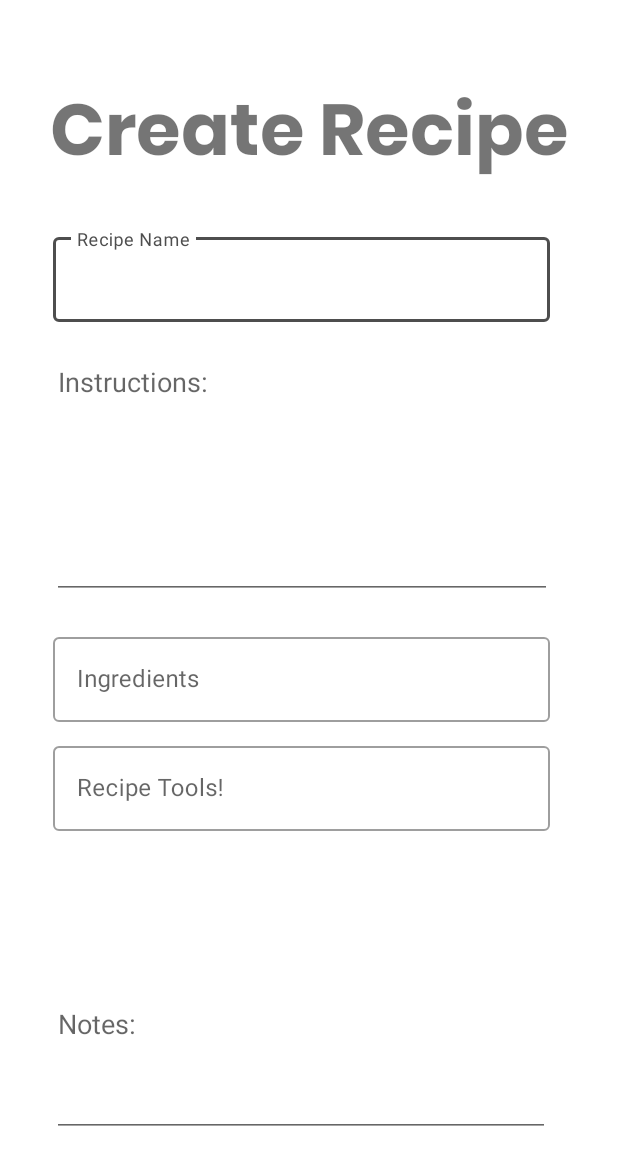
After one commit to chamale-rac/chefcito_2, an Android app: the layout create_recipe_branch.xml on its own in the app's theme, with its tools: preview values and no code run, on a phone screen of 412 x 824 dp. The commit adds this screen. Shown: the top 1165 px of the screen. Run offline under Robolectric (Android 15) with nearby library versions, the phone set to English and light mode, and no system bars; Roboto replaces fonts that are not available here.

Commit message:
Create Recipe Branch

```diff
--- /dev/null
+++ b/app/src/main/res/layout/create_recipe_branch.xml
@@ -0,0 +1,120 @@
+<?xml version="1.0" encoding="utf-8"?>
+<androidx.constraintlayout.widget.ConstraintLayout xmlns:android="http://schemas.android.com/apk/res/android"
+    xmlns:app="http://schemas.android.com/apk/res-auto"
+    xmlns:tools="http://schemas.android.com/tools"
+    android:layout_width="match_parent"
+    android:layout_height="match_parent">
+
+    <TextView
+        android:id="@+id/make_recipe_tittle_txtView"
+        android:layout_width="wrap_content"
+        android:layout_height="wrap_content"
+        android:layout_marginStart="34dp"
+        android:layout_marginTop="50dp"
+        android:layout_marginEnd="34dp"
+        android:layout_marginBottom="20dp"
+        android:fontFamily="@font/poppins_bold"
+        android:text="@string/createRecipeTittle"
+        android:textSize="48sp"
+        app:layout_constraintBottom_toTopOf="@+id/RecipeNametxtField"
+        app:layout_constraintEnd_toEndOf="parent"
+        app:layout_constraintStart_toStartOf="parent"
+        app:layout_constraintTop_toTopOf="parent" />
+
+    <com.google.android.material.textfield.TextInputLayout
+        android:id="@+id/RecipeNametxtField"
+        style="@style/Widget.MaterialComponents.TextInputLayout.OutlinedBox"
+        android:layout_width="331dp"
+        android:layout_height="69dp"
+        android:layout_marginStart="60dp"
+        android:layout_marginEnd="70dp"
+        android:layout_marginBottom="10dp"
+        android:hint="Recipe Name"
+        app:layout_constraintBottom_toTopOf="@+id/editTextTextMultiLine"
+        app:layout_constraintEnd_toEndOf="parent"
+        app:layout_constraintStart_toStartOf="parent"
+        app:layout_constraintTop_toBottomOf="@+id/make_recipe_tittle_txtView">
+
+        <com.google.android.material.textfield.TextInputEditText
+            android:layout_width="match_parent"
+            android:layout_height="wrap_content"
+            android:inputType="textEmailAddress" />
+
+    </com.google.android.material.textfield.TextInputLayout>
+
+    <com.google.android.material.textfield.TextInputLayout
+        android:id="@+id/Ingredients_textField"
+        style="@style/Widget.MaterialComponents.TextInputLayout.OutlinedBox"
+        android:layout_width="331dp"
+        android:layout_height="69dp"
+        android:layout_marginStart="35dp"
+        android:layout_marginTop="20dp"
+        android:layout_marginEnd="45dp"
+        android:hint="Ingredients"
+        app:layout_constraintBottom_toTopOf="@+id/RecipeTools"
+        app:layout_constraintEnd_toEndOf="parent"
+        app:layout_constraintStart_toStartOf="parent"
+        app:layout_constraintTop_toBottomOf="@+id/editTextTextMultiLine">
+
+        <com.google.android.material.textfield.TextInputEditText
+            android:layout_width="match_parent"
+            android:layout_height="wrap_content"
+            android:inputType="textEmailAddress" />
+
+    </com.google.android.material.textfield.TextInputLayout>
+
+    <com.google.android.material.textfield.TextInputLayout
+        android:id="@+id/RecipeTools"
+        style="@style/Widget.MaterialComponents.TextInputLayout.OutlinedBox"
+        android:layout_width="331dp"
+        android:layout_height="0dp"
+        android:layout_marginStart="35dp"
+        android:layout_marginTop="3dp"
+        android:layout_marginEnd="45dp"
+        android:layout_marginBottom="5dp"
+        android:hint="Recipe Tools!"
+        app:layout_constraintBottom_toTopOf="@+id/editTextTextMultiLine3"
+        app:layout_constraintEnd_toEndOf="parent"
+        app:layout_constraintStart_toStartOf="parent"
+        app:layout_constraintTop_toBottomOf="@+id/Ingredients_textField">
+
+        <com.google.android.material.textfield.TextInputEditText
+            android:layout_width="match_parent"
+            android:layout_height="wrap_content"
+            android:inputType="textEmailAddress" />
+
+    </com.google.android.material.textfield.TextInputLayout>
+
+    <EditText
+        android:id="@+id/editTextTextMultiLine"
+        android:layout_width="333dp"
+        android:layout_height="167dp"
+        android:layout_marginStart="34dp"
+        android:layout_marginEnd="44dp"
+        android:ems="10"
+        android:gravity="start|top"
+        android:hint="Instructions:"
+        android:inputType="textMultiLine"
+        app:layout_constraintBottom_toTopOf="@+id/Ingredients_textField"
+        app:layout_constraintEnd_toEndOf="parent"
+        app:layout_constraintStart_toStartOf="parent"
+        app:layout_constraintTop_toBottomOf="@+id/RecipeNametxtField" />
+
+    <EditText
+        android:id="@+id/editTextTextMultiLine3"
+        android:layout_width="332dp"
+        android:layout_height="98dp"
+        android:layout_marginStart="34dp"
+        android:layout_marginTop="10dp"
+        android:layout_marginEnd="45dp"
+        android:layout_marginBottom="66dp"
+        android:ems="10"
+        android:gravity="start|top"
+        android:hint="Notes:"
+        android:inputType="textMultiLine"
+        app:layout_constraintBottom_toBottomOf="parent"
+        app:layout_constraintEnd_toEndOf="parent"
+        app:layout_constraintStart_toStartOf="parent"
+        app:layout_constraintTop_toBottomOf="@+id/RecipeTools" />
+
+</androidx.constraintlayout.widget.ConstraintLayout>
--- a/app/src/main/res/layout/signup_fragment.xml
+++ b/app/src/main/res/layout/signup_fragment.xml
@@ -8,6 +8,21 @@
 
     <TextView
         android:id="@+id/textView"
+        android:layout_width="wrap_content"
+        android:layout_height="wrap_content"
+        android:layout_marginStart="41dp"
+        android:layout_marginEnd="277dp"
+        android:layout_marginBottom="4dp"
+        android:fontFamily="@font/poppins_bold"
+        android:text="@string/sing_up"
+        android:textSize="48sp"
+        app:layout_constraintBottom_toTopOf="@+id/outlinedTextField_email_v"
+        app:layout_constraintEnd_toEndOf="parent"
+        app:layout_constraintHorizontal_bias="0.089"
+        app:layout_constraintStart_toStartOf="parent" />
+
+    <TextView
+        android:id="@+id/textView2"
         android:layout_width="wrap_content"
         android:layout_height="wrap_content"
         android:layout_marginStart="41dp"
--- a/app/src/main/res/values/strings.xml
+++ b/app/src/main/res/values/strings.xml
@@ -4,4 +4,8 @@
     <string name="sing_up">Sing up</string>
     <!-- TODO: Remove or change this placeholder text -->
     <string name="hello_blank_fragment">Hello blank fragment</string>
+
+    //Daniel Strings
+    <string name="createRecipeTittle">Create Recipe</string>
+
 </resources>
```
